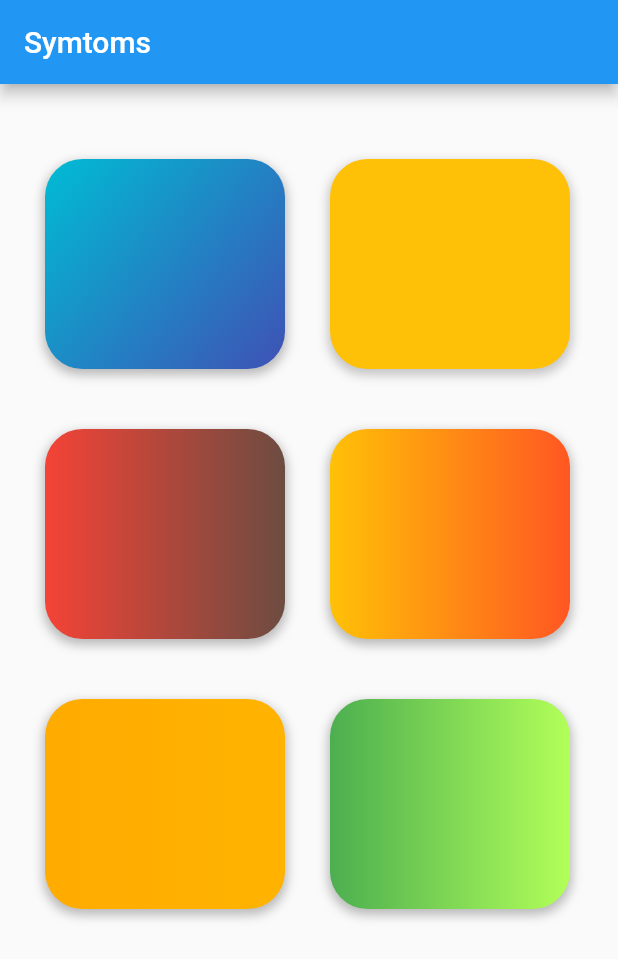
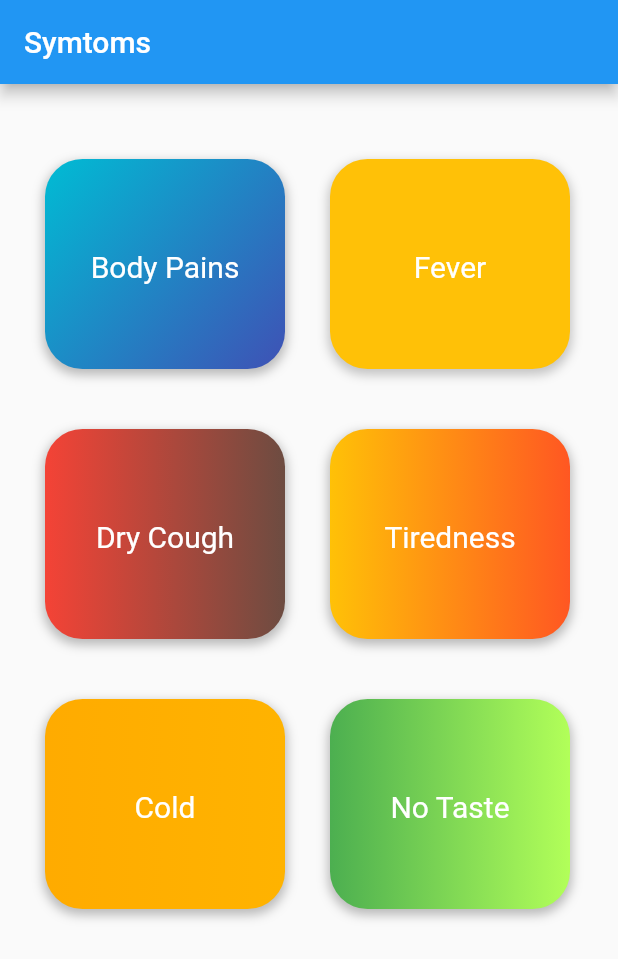
Before and after one commit to Kittu252001/coronaapplication, a Flutter app: the screen it shows after launch, on a phone screen of 412 x 824 dp. Shown: the top 959 px of the screen. Run offline on Flutter 3.47's test engine with Material 2 defaults, Android fonts, the phone set to English and light mode, and no system bars; Roboto replaces fonts that are missing (Robot).

Commit message:
intial commit

```diff
--- a/lib/widget.dart
+++ b/lib/widget.dart
@@ -1,3 +1,5 @@
+import 'dart:ui';
+
 import 'package:flutter/material.dart';
 // import 'package:healthtrackerandcalculator/Loginpage.dart';
 
@@ -33,7 +35,16 @@ Widget buildcontainer(BuildContext context) {
             ],
           ),
         ),
-        child: InkWell(),
+        child: InkWell(
+          child: Column(
+            children: [
+              Text(
+                'Body Pains',
+                style: TextStyle(fontSize: 20, color: Colors.white, height: 5),
+              )
+            ],
+          ),
+        ),
       ),
       SizedBox(
         width: 30,
@@ -59,6 +70,18 @@ Widget buildcontainer(BuildContext context) {
         ),
         child: InkWell(
           onTap: () {},
+          child: Column(
+            children: [
+              Text(
+                'Fever',
+                style: TextStyle(
+                    fontSize: 20,
+                    fontFamily: 'Roboto',
+                    color: Colors.white,
+                    height: 5),
+              )
+            ],
+          ),
         ),
       ),
     ],
@@ -96,9 +119,10 @@ Widget buildbox(BuildContext context) {
           child: Column(
             children: [
               Text(
-                '',
+                'Dry Cough',
                 style: TextStyle(
-                  fontSize: 18,
+                  fontSize: 20,
+                  height: 5,
                   color: Colors.white,
                   fontFamily: 'Roboto',
                 ),
@@ -138,7 +162,12 @@ Widget buildbox(BuildContext context) {
         child: InkWell(
           onTap: () {},
           child: Column(
-            children: [],
+            children: [
+              Text(
+                'Tiredness',
+                style: TextStyle(color: Colors.white, height: 5, fontSize: 20),
+              )
+            ],
           ),
         ),
       ),
@@ -177,6 +206,10 @@ Widget buildbox1(BuildContext context) {
           onTap: () {},
           child: Column(
             children: [
+              Text(
+                'Cold',
+                style: TextStyle(fontSize: 20, height: 5, color: Colors.white),
+              )
               // Image.asset(
               //   'images/doctorconsultation.jpg',
               //   height: 100,
@@ -217,7 +250,12 @@ Widget buildbox1(BuildContext context) {
         child: InkWell(
           onTap: () {},
           child: Column(
-            children: [],
+            children: [
+              Text(
+                'No Taste',
+                style: TextStyle(fontSize: 20, color: Colors.white, height: 5),
+              )
+            ],
           ),
         ),
       ),
```
